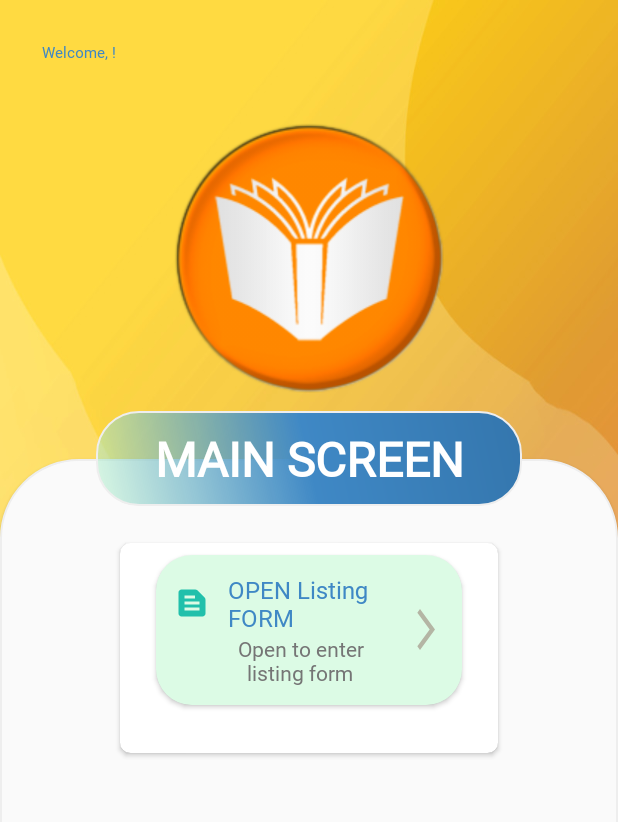
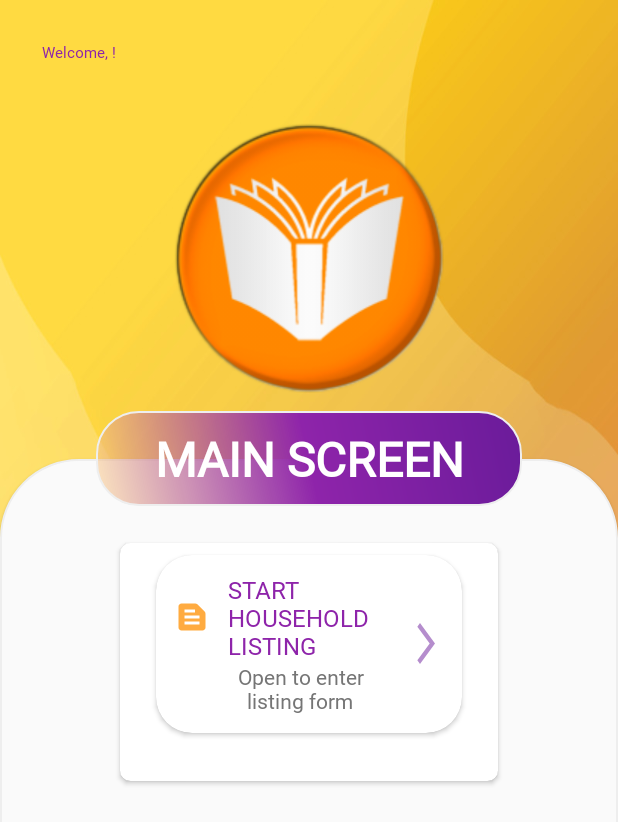
Before and after one commit to ahs1n/FFS_Linelisting, an Android app: the MainActivity screen opened directly, with no data from a screen before it, on a phone screen of 412 x 824 dp. Shown: the top 822 px of the screen. Run offline under Robolectric (Android 15) with nearby library versions, the phone set to English and light mode, and no system bars; our stand-ins replace data binding.

Commit message:
adjusted color and layout

```diff
--- a/app/src/main/res/layout/activity_login.xml
+++ b/app/src/main/res/layout/activity_login.xml
@@ -127,7 +127,7 @@
                                     android:paddingBottom="8dp"
                                     android:radius="2dp"
                                     android:singleLine="true"
-                                    android:textColor="@color/colorPrimary"
+                                    android:textColor="@color/grayDark"
                                     android:textSize="18sp" />
 
                                 <LinearLayout
@@ -157,7 +157,7 @@
                                         android:paddingBottom="8dp"
                                         android:radius="2dp"
                                         android:singleLine="true"
-                                        android:textColor="@color/colorPrimary"
+                                        android:textColor="@color/grayDark"
                                         android:textSize="18sp" />
 
                                     <ImageButton
--- a/app/src/main/res/layout/activity_main.xml
+++ b/app/src/main/res/layout/activity_main.xml
@@ -90,7 +90,6 @@
                                 android:id="@+id/openChildForm"
                                 android:layout_width="match_parent"
                                 android:layout_height="wrap_content"
-                                android:background="@color/colorAccentLightOverlay"
                                 android:clickable="true"
                                 android:onClick="sectionPress"
                                 android:orientation="horizontal">
--- a/app/src/main/res/values/colors.xml
+++ b/app/src/main/res/values/colors.xml
@@ -1,18 +1,18 @@
 <?xml version="1.0" encoding="utf-8"?>
 <resources>
 
-    <color name="colorPrimary">#3f88c5</color>
-    <color name="colorPrimaryLight">#81b2d9</color>
-    <color name="colorPrimaryDark">#3476ad</color>
-    <color name="colorAccent">#21c0ab</color>
-    <color name="colorAccentLight">#51E1CE</color>
+    <color name="colorPrimary">#8E24AA</color>
+    <color name="colorPrimaryLight">#CE93D8</color>
+    <color name="colorPrimaryDark">#6A1B9A</color>
+    <color name="colorAccent">#FFAB40</color>
+    <color name="colorAccentLight">#FFD180</color>
 
 
-    <color name="colorPrimaryOverlay">#7fBCAAA4</color>
-    <color name="colorPrimaryLightOverlay">#7fEFEBE9</color>
-    <color name="colorPrimaryDarkOverlay">#7f8D6E63</color>
-    <color name="colorAccentOverlay">#7f69F0AE</color>
-    <color name="colorAccentLightOverlay">#7fB9F6CA</color>
+    <color name="colorPrimaryOverlay">#7F8E24AA</color>
+    <color name="colorPrimaryLightOverlay">#7FCE93D8</color>
+    <color name="colorPrimaryDarkOverlay">#7F6A1B9A</color>
+    <color name="colorAccentOverlay">#7FFFAB40</color>
+    <color name="colorAccentLightOverlay">#7FFFD180</color>
 
     <!-- Standard App Colors -->
     <color name="grayDark">#424242</color>
--- a/app/src/main/res/values/strings.xml
+++ b/app/src/main/res/values/strings.xml
@@ -169,7 +169,7 @@
     <string name="action_database">Database Manager</string>
     <string name="action_data_sync">Sync Data</string>
 
-    <string name="open_listing_form">OPEN Listing FORM</string>
+    <string name="open_listing_form">START HOUSEHOLD LISTING</string>
 
 
     <string name='Q_istatus'>istatus</string>
```
